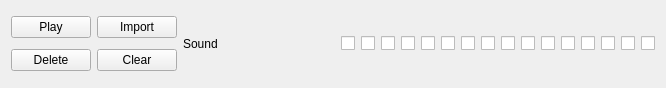
Old version of the form ui/barsoundbar.ui in the repository BdxMimo/project-bar.
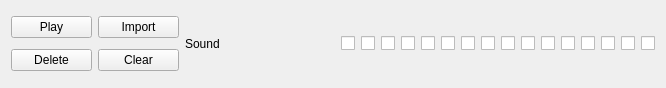
New version of the form.

Commit message: Width of text zone in soundbar is now fixed, so that long text will be cut and avoid an horizontal scrollbar

What changed in the file:
```diff
--- a/ui/barsoundbar.ui
+++ b/ui/barsoundbar.ui
@@ -49,11 +49,17 @@
    <item>
     <widget class="QLabel" name="labelSoundName_2">
      <property name="sizePolicy">
-      <sizepolicy hsizetype="MinimumExpanding" vsizetype="Preferred">
+      <sizepolicy hsizetype="Fixed" vsizetype="Preferred">
        <horstretch>0</horstretch>
        <verstretch>0</verstretch>
       </sizepolicy>
      </property>
+     <property name="minimumSize">
+      <size>
+       <width>150</width>
+       <height>0</height>
+      </size>
+     </property>
      <property name="text">
       <string>Sound</string>
      </property>
```
